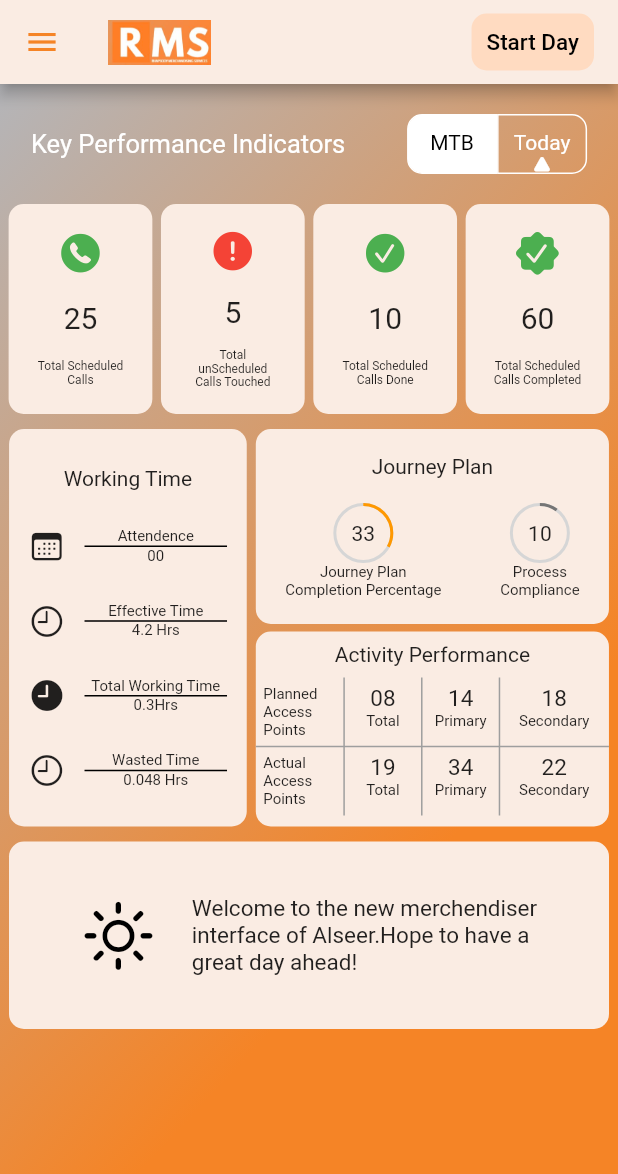
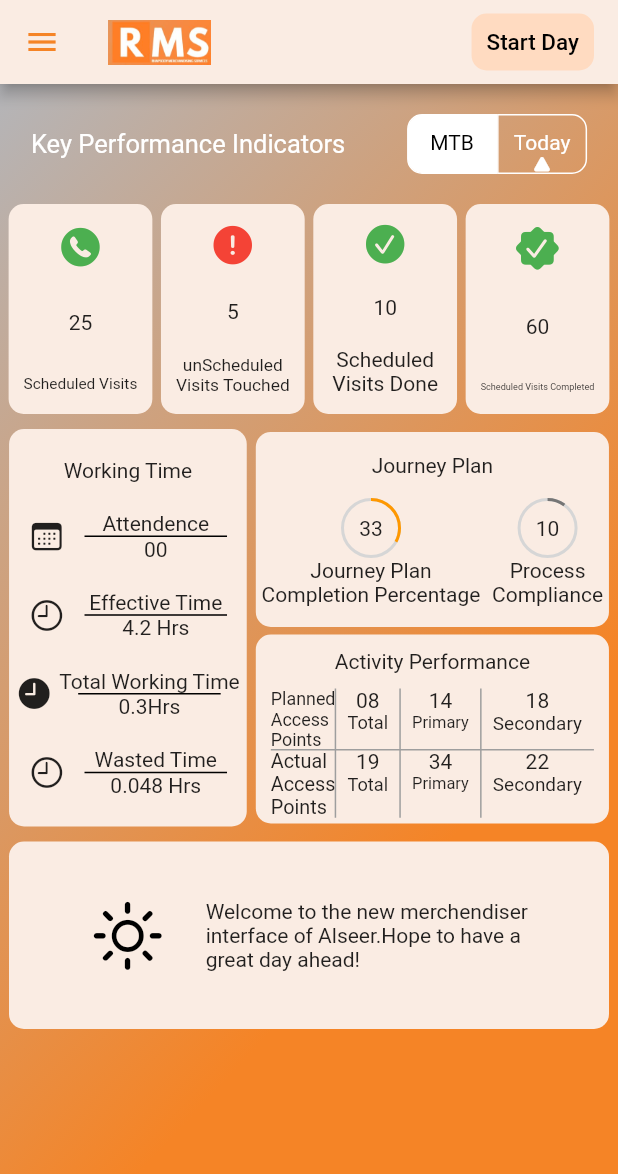
Before and after one commit to rameolic/RHAPSODY-MERCHANDISING-SERVICES, a Flutter app: the CustomerActivities screen opened directly, in the side drawer, after a tap on "My Dashboard", on a phone screen of 412 x 824 dp. Shown: the top 1174 px of the screen. Run offline on Flutter 3.47's test engine with Material 2 defaults, Android fonts, the phone set to English and light mode, and no system bars; drawn by our look-alikes of percent_indicator; our stand-ins replace charts_flutter, geolocator, google_maps_flutter; missing offline and left inert: google_map_polyline.

Commit message:
fiited box added

```diff
--- a/lib/Constants.dart
+++ b/lib/Constants.dart
@@ -3,7 +3,7 @@ import 'package:flutter/painting.dart';
 import 'package:flutter/cupertino.dart';
 
 final containerscolor = Color(0xffFAECE3);
-final alertboxcolor = Color(0xffE1E3E2);
+final alertboxcolor = Colors.white;
 final transparentwhite = Colors.white.withOpacity(0.18);
 final iconscolor = Color(0xff424B4D);
 const grey = Color(0xFFB4B5B9);
--- a/lib/model/OutLet_BarChart.dart
+++ b/lib/model/OutLet_BarChart.dart
@@ -15,7 +15,7 @@ class BarChatData extends StatelessWidget {
           style: TextStyle(fontSize: 15.0, fontWeight: FontWeight.bold,color: orange),
         ),
         Container(
-          height: 230,
+          height: MediaQuery.of(context).size.height/4,
           child: SurveyChart(data: [
             ChartData(
               month: "JAN",
--- a/lib/pages/Customers Activities.dart
+++ b/lib/pages/Customers Activities.dart
@@ -26,33 +26,45 @@ class CustomerActivities extends StatelessWidget {
           Column(
             children: [
               Container(
-                margin: EdgeInsets.all(10.00),
+                height: MediaQuery.of(context).size.height/15,
+                width: MediaQuery.of(context).size.width,
+                margin: EdgeInsets.only(top: 10,bottom: 10,right: 5,left: 5),
                 padding: EdgeInsets.all(10.0),
                 decoration: BoxDecoration(
                     color: pink,
                     borderRadius: BorderRadiusDirectional.circular(10)),
+                child: FittedBox(
+                  fit: BoxFit.fitWidth,
                   child: Row(
                     mainAxisAlignment: MainAxisAlignment.start,
                     children: [
-                    Icon(
+                      FittedBox(
+                        fit: BoxFit.fitHeight,
+                        child: Icon(
                           Icons.house_sharp,
-                      size: 40,
                           color: iconscolor,
                         ),
+                      ),
                       SizedBox(width: 20.0),
-                    Column(
+                      FittedBox(
+                        fit: BoxFit.fitHeight,
+                        child: Column(
                           mainAxisAlignment: MainAxisAlignment.spaceEvenly,
+                          mainAxisSize: MainAxisSize.min,
                           crossAxisAlignment: CrossAxisAlignment.start,
                           children: [
                             Text(
                               "[5478] CARREFOUR MOE",
                               style: TextStyle(
-                              fontSize: 15, fontWeight: FontWeight.bold),
+                                  fontWeight: FontWeight.bold),
                             ),
                             Text("Ground Floor,MOE,E11 Sheikh Zayed Dubai"),
                           ],
                         ),
+                      ),
+                      SizedBox(width: 20.0),
                     ],
+                  ),
                 ),
               ),
               Expanded(
--- a/lib/pages/MenuContent.dart
+++ b/lib/pages/MenuContent.dart
@@ -124,7 +124,7 @@ class Menu extends StatelessWidget {
         ),
         ListTile(
           title: MenuElements(
-              title: 'EOD Summary/Beat Summary', icon: Icons.dynamic_form),
+              title: 'EOD Summary', icon: Icons.dynamic_form),
           onTap: () {},
         ),
         ListTile(
--- a/lib/pages/Startday.dart
+++ b/lib/pages/Startday.dart
@@ -20,12 +20,11 @@ class StartDay extends StatelessWidget {
                 builder: (context) {
                   // Get available height and width of the build area of this widget. Make a choice depending on the size.
                   return Container(
-                    height: 220,
                     child: Column(
+                      mainAxisSize: MainAxisSize.min,
                       children: [
                         Text('Roll Call',style: TextStyle(color: orange,fontSize: 20),),
                         Divider(color: Colors.black,thickness: 0.8,),
-                        Spacer(),
                         Row(
                           mainAxisAlignment: MainAxisAlignment.spaceEvenly,
                           children: [
@@ -35,7 +34,6 @@ class StartDay extends StatelessWidget {
                             Icon(CupertinoIcons.xmark_circle_fill,color: Colors.grey,),
                           ],
                         ),
-                        Spacer(),
                         Row(
                           mainAxisAlignment: MainAxisAlignment.spaceEvenly,
                           children: [
@@ -45,7 +43,6 @@ class StartDay extends StatelessWidget {
                             Icon(CupertinoIcons.xmark_circle_fill,color: Colors.grey),
                           ],
                         ),
-                        Spacer(),
                         Row(
                           mainAxisAlignment: MainAxisAlignment.spaceEvenly,
                           children: [
@@ -55,7 +52,6 @@ class StartDay extends StatelessWidget {
                             Icon(CupertinoIcons.xmark_circle_fill,color: Colors.grey),
                           ],
                         ),
-                        Spacer(),
                         Row(
                           mainAxisAlignment: MainAxisAlignment.spaceEvenly,
                           children: [
@@ -65,7 +61,7 @@ class StartDay extends StatelessWidget {
                             Icon(CupertinoIcons.xmark_circle_fill,color: Colors.grey),
                           ],
                         ),
-                        Spacer(),
+                        SizedBox(height: 10,),
                         Row(
                           mainAxisAlignment: MainAxisAlignment.spaceEvenly,
                           children: [
--- a/lib/pages/checkin.dart
+++ b/lib/pages/checkin.dart
@@ -11,17 +11,16 @@ class CheckIn extends StatelessWidget {
         showDialog(
             context: context,
             builder: (_) => AlertDialog(
-                  backgroundColor: Color(0xffE1E3E2),
+                  backgroundColor: alertboxcolor,
                   shape: RoundedRectangleBorder(
                       borderRadius: BorderRadius.all(Radius.circular(10.0))),
                   content: Builder(
                     builder: (context) {
                       // Get available height and width of the build area of this widget. Make a choice depending on the size.
                       return Container(
-                        height: 101,
-                        width: MediaQuery.of(context).size.width / 0.6,
                         child: SizedBox(
                           child: Column(
+                            mainAxisSize: MainAxisSize.min,
                             crossAxisAlignment: CrossAxisAlignment.start,
                             children: [
                               Text(
@@ -30,7 +29,7 @@ class CheckIn extends StatelessWidget {
                                     fontSize: 16, fontWeight: FontWeight.bold),
                               ),
                               Text(
-                                  "It seems that you are not at the customer location. Do you want to do force check-in?",
+                                  "It seems that you are not at the customer location.\nDo you want to do force check-in?",
                                   style: TextStyle(fontSize: 13.6)),
                               SizedBox(
                                 height: 10.00,
@@ -98,17 +97,17 @@ class _ForceCheckinState extends State<ForceCheckin> {
         showDialog(
             context: context,
             builder: (_) => AlertDialog(
-                  backgroundColor: Color(0xffE1E3E2),
+                  backgroundColor: alertboxcolor,
                   shape: RoundedRectangleBorder(
                       borderRadius: BorderRadius.all(Radius.circular(10.0))),
                   content: Builder(
                     builder: (context) {
                       // Get available height and width of the build area of this widget. Make a choice depending on the size.
                       return Container(
-                        height: 179,
-                        width: MediaQuery.of(context).size.width / 0.6,
                         child: SizedBox(
                           child: Column(
+                            mainAxisSize: MainAxisSize.min,
+                            mainAxisAlignment: MainAxisAlignment.spaceEvenly,
                             crossAxisAlignment: CrossAxisAlignment.start,
                             children: [
                               Text(
@@ -256,6 +255,7 @@ class _RoundCheckBOXState extends State<RoundCheckBOX> {
             ],
           ),
         ),
+        SizedBox(height: 10,),
         Center(
           child: GestureDetector(
             onTap: (){
@@ -286,7 +286,7 @@ class _RoundCheckBOXState extends State<RoundCheckBOX> {
                                 CustomerActivities()));
                   }
                   else{
-                    null;
+                    null ;
                   }
                 }
               }
--- a/lib/pages/home.dart
+++ b/lib/pages/home.dart
@@ -144,25 +144,25 @@
                       children: [
                         Containerblock(
                           numbertext: pressAttentionMTB == true ? '240' : '25',
-                          chartext: 'Total Scheduled \nCalls',
+                          chartext: 'Scheduled Visits',
                           icon: CupertinoIcons.phone_circle_fill,
                           color: Colors.green,
                         ),
                         Containerblock(
                           numbertext: pressAttentionMTB == true ? '10' : '5',
-                          chartext: 'Total unScheduled \nCalls Touched',
+                          chartext: 'unScheduled\nVisits Touched',
                           icon: CupertinoIcons.exclamationmark_circle_fill,
                           color: Colors.red,
                         ),
                         Containerblock(
                           numbertext: pressAttentionMTB == true ? '124' : '10',
-                          chartext: 'Total Scheduled \nCalls Done',
+                          chartext: 'Scheduled\nVisits Done',
                           icon:CupertinoIcons.check_mark_circled_solid,
                           color: Colors.green,
                         ),
                         Containerblock(
                           numbertext: pressAttentionMTB == true ? '83' : '60',
-                          chartext: 'Total Scheduled Calls Completed',
+                          chartext: 'Scheduled Visits Completed',
                           icon: CupertinoIcons.checkmark_seal_fill,
                           color: Colors.green,
                         ),
@@ -242,8 +242,8 @@
                             ),
                             SizedBox(height: 5,),
                             Container(
-                              height:130,
                               width: MediaQuery.of(context).size.width/1.75,
+                              padding: EdgeInsets.all(10),
                               decoration: BoxDecoration(
                                 borderRadius: BorderRadius.circular(10.0),
                                 color: containerscolor,
@@ -286,7 +286,6 @@
                             'Welcome to the new merchendiser\ninterface of Alseer.'
                                 'Hope to have a\ngreat day ahead!',
                             style: new TextStyle(
-                              fontSize: 15.0,
                             ),
                           ),
                           Spacer(
@@ -317,14 +316,14 @@
     return Container(
       height: 140,
       width: MediaQuery.of(context).size.width / 4.3,
-      padding: EdgeInsets.all(15),
+      padding: EdgeInsets.all(10),
       decoration: BoxDecoration(
         borderRadius: BorderRadius.circular(10.0),
         color: containerscolor,
       ),
       child: Center(
         child: Column(
-          mainAxisAlignment: MainAxisAlignment.spaceEvenly,
+          mainAxisAlignment: MainAxisAlignment.spaceAround,
           crossAxisAlignment: CrossAxisAlignment.center,
           children: [
             Icon(
@@ -333,15 +332,19 @@
               color: color,
             ),
             SizedBox(height: 10),
-            Text(
+            FittedBox(
+              fit: BoxFit.fitWidth,
+              child: Text(
                 numbertext,
-              style: TextStyle(fontSize: 20),
+              ),
             ),
             SizedBox(height: 10),
-            Text(
+            FittedBox(
+              fit: BoxFit.contain,
+              child: Text(
                 chartext,
-              style: TextStyle(fontSize: 8),
                 textAlign: TextAlign.center,
+              ),
             ),
           ],
         ),
@@ -366,7 +369,6 @@
           children: [
             Text(
               chartext,
-              style: TextStyle(fontSize: 10),
             ),
             Container(
               height: 1,
@@ -375,7 +377,6 @@
             ),
             Text(
               numtext,
-              style: TextStyle(fontSize: 10),
             ),
           ],
         )
@@ -407,7 +408,6 @@
           Text(
             title,
             textAlign: TextAlign.center,
-            style: TextStyle(fontSize: 10),
           ),
         ],
       ),
@@ -432,70 +432,75 @@
         Text(
             "Activity Performance"
         ),
-        Center(
+        SizedBox(height: 10,),
+        SizedBox(
+          height: 80,
           child: Table(
             border: TableBorder.symmetric(
               inside: BorderSide(color: Colors.grey),
             ),
             columnWidths: {
-              0: FractionColumnWidth(.25),
-              1: FractionColumnWidth(.22),
-              2: FractionColumnWidth(.22),
+              0: FractionColumnWidth(.2),
+              1: FractionColumnWidth(.2),
+              2: FractionColumnWidth(.25),
             },
             children: [
               TableRow(
                 children: [
-                  Padding(
-                    padding: const EdgeInsets.all(5.0),
+                  FittedBox(
+                    fit: BoxFit.fitWidth,
                     child: Text(
-                      "Planned Access Points",
-                      style: TextStyle(fontSize: 10),
+                      "Planned\nAccess\nPoints",
                     ),
                   ),
                   Padding(
-                    padding: const EdgeInsets.all(5.0),
+                    padding: const EdgeInsets.only(left: 8,right: 8),
                     child: Column(
                       mainAxisAlignment: MainAxisAlignment.spaceEvenly,
                       children: [
-                        Text(
+                        FittedBox(fit: BoxFit.fitWidth,
+                          child: Text(
                             ptotal,
-                          style: TextStyle(fontSize: 15),
                           ),
-                        Text(
+                        ),
+                        FittedBox(
+                          child: Text(
                             "Total",
-                          style: TextStyle(fontSize: 10),
+                          ),
                         ),
                       ],
                     ),
                   ),
-                  Padding(
-                    padding: const EdgeInsets.all(5.0),
+                  Padding(padding: const EdgeInsets.only(left: 8,right: 8),
                     child: Column(
                       mainAxisAlignment: MainAxisAlignment.spaceEvenly,
                       children: [
-                        Text(
+                        FittedBox(fit: BoxFit.fitWidth,
+                          child: Text(
                             pprimary,
-                          style: TextStyle(fontSize: 15),
                           ),
-                        Text(
+                        ),
+                        FittedBox(fit: BoxFit.fitWidth,
+                          child: Text(
                             "Primary",
-                          style: TextStyle(fontSize: 10),
+                          ),
                         ),
                       ],
                     ),
                   ),
-                  Padding(
-                    padding: const EdgeInsets.all(5.0),
+                  Padding(padding: const EdgeInsets.only(left: 8,right: 8),
                     child: Column(
                       mainAxisAlignment: MainAxisAlignment.spaceEvenly,
                       children: [
-                        Text(
+                        FittedBox(fit: BoxFit.fitWidth,
+                          child: Text(
                             psecondary,
-                          style: TextStyle(fontSize: 15),
                           ),
-                        Text(
+                        ),
+                        FittedBox(fit: BoxFit.fitWidth,
+                          child: Text(
                             "Secondary",
-                          style: TextStyle(fontSize: 10),
+                          ),
                         ),
                       ],
                     ),
@@ -504,60 +509,72 @@
               ),
               TableRow(
                 children: [
-                  Padding(
-                    padding: const EdgeInsets.all(5.0),
+                  FittedBox(
+                    fit: BoxFit.fitWidth,
                     child: Text(
-                      "Actual Access Points",
-                      style: TextStyle(fontSize: 10),
+                      "Actual\nAccess\nPoints",
                     ),
                   ),
-                  Padding(
-                    padding: const EdgeInsets.all(5.0),
-                    child: Column(
+                  Column(
                     mainAxisAlignment: MainAxisAlignment.spaceEvenly,
                     children: [
-                        Text(
+                      Padding(padding: const EdgeInsets.only(left: 8,right: 8),
+                        child: FittedBox(
+                          fit: BoxFit.fitWidth,
+                          child: Text(
                             atotal,
-                          style: TextStyle(fontSize: 15),
                           ),
-                        Text(
+                        ),
+                      ),
+                      Padding(padding: const EdgeInsets.only(left: 8,right: 8),
+                        child: FittedBox(
+                          fit: BoxFit.fitWidth,
+                          child: Text(
                             "Total",
-                          style: TextStyle(fontSize: 10),
+                          ),
+                        ),
                       ),
                     ],
                   ),
-                  ),
-                  Padding(
-                    padding: const EdgeInsets.all(5.0),
-                    child: Column(
+                  Column(
                     mainAxisAlignment: MainAxisAlignment.spaceEvenly,
                     children: [
-                        Text(
+                      Padding(padding: const EdgeInsets.only(left: 8,right: 8),
+                        child: FittedBox(
+                          fit: BoxFit.fitWidth,
+                          child: Text(
                             aprimary,
-                          style: TextStyle(fontSize: 15),
                           ),
-                        Text(
+                        ),
+                      ),
+                      Padding(padding: const EdgeInsets.only(left: 8,right: 8),
+                        child: FittedBox(
+                          fit: BoxFit.fitWidth,
+                          child: Text(
                             "Primary",
-                          style: TextStyle(fontSize: 10),
+                          ),
+                        ),
                       ),
                     ],
                   ),
-                  ),
-                  Padding(
-                    padding: const EdgeInsets.all(5.0),
-                    child: Column(
+                  Column(
                     mainAxisAlignment: MainAxisAlignment.spaceEvenly,
                     children: [
-                        Text(
+                      Padding(padding: const EdgeInsets.only(left: 8,right: 8),
+                        child: FittedBox(fit: BoxFit.fitWidth,
+                          child: Text(
                             asecondary,
-                          style: TextStyle(fontSize: 15),
                           ),
-                        Text(
+                        ),
+                      ),
+                      Padding(padding: const EdgeInsets.only(left: 8,right: 8),
+                        child: FittedBox(fit: BoxFit.fitWidth,
+                          child: Text(
                             "Secondary",
-                          style: TextStyle(fontSize: 10),
+                          ),
+                        ),
                       ),
                     ],
-                    ),
                   ),
                 ],
               ),
--- a/lib/pages/login_page.dart
+++ b/lib/pages/login_page.dart
@@ -59,7 +59,7 @@ class _LoginPageState extends State<LoginPage> {
                   Stack(
                     children: <Widget>[
                       Container(
-                        width: double.infinity,
+                        width: MediaQuery.of(context).size.width/1.2,
                         padding:
                             EdgeInsets.symmetric(vertical: 30, horizontal: 20),
                         margin:
--- a/lib/pages/outletdetailes.dart
+++ b/lib/pages/outletdetailes.dart
@@ -43,7 +43,7 @@ class _OutLetState extends State<OutLet> {
                     mainAxisAlignment: MainAxisAlignment.spaceEvenly,
                     children: [
                       SizedBox(
-                        height: 170,
+                        height: MediaQuery.of(context).size.height/6,
                         child: ClipRRect(
                           borderRadius: BorderRadius.circular(10.0),
                           child: GoogleMap(
@@ -75,6 +75,7 @@ class _OutLetState extends State<OutLet> {
                 ),
                 SizedBox(height: 30,),
                 CheckIn(),
+                SizedBox(height: 10,),
               ],
             ),
           ),
@@ -109,12 +110,9 @@ class OutLetContent extends StatelessWidget {
       children: [
         Text(
           omarketname,
-          style: TextStyle(fontSize: 15.0, fontWeight: FontWeight.bold),
+          style: TextStyle( fontWeight: FontWeight.bold),
         ),
-        Text(oaddress,
-            style: TextStyle(
-              fontSize: 15.0,
-            )),
+        Text(oaddress),
         Table(
           columnWidths: {
             0: FlexColumnWidth(2.5),
@@ -124,41 +122,29 @@ class OutLetContent extends StatelessWidget {
           children: [
             TableRow(children: [
               Text('Contact Number',
-                  style: TextStyle(
-                    fontSize: 13.0,
-                  )),
+                  ),
               Text(":"),
               Text(onumber, style: TextStyle(color: orange)),
             ]),
             TableRow(children: [
               Text('Programme Name',
-                  style: TextStyle(
-                    fontSize: 13.0,
-                  )),
+                  ),
               Text(":"),
               Text(oprogramname, style: TextStyle(color: orange)),
             ]),
             TableRow(children: [
               Text('Distance',
-                  style: TextStyle(
-                    fontSize: 13.0,
-                  )),
+                  ),
               Text(":"),
               Text(odistance, style: TextStyle(color: orange)),
             ]),
             TableRow(children: [
-              Text('Coverage Productivity %',
-                  style: TextStyle(
-                    fontSize: 13.0,
-                  )),
+              Text('Coverage Productivity %',),
               Text(":"),
               Text(oproductivity, style: TextStyle(color: orange)),
             ]),
             TableRow(children: [
-              Text('Last Visit',
-                  style: TextStyle(
-                    fontSize: 13.0,
-                  )),
+              Text('Last Visit',),
               Text(":"),
               Text(olastvisit, style: TextStyle(color: orange)),
             ]),
```
Lines whose indentation alone changed are shown as unchanged.
